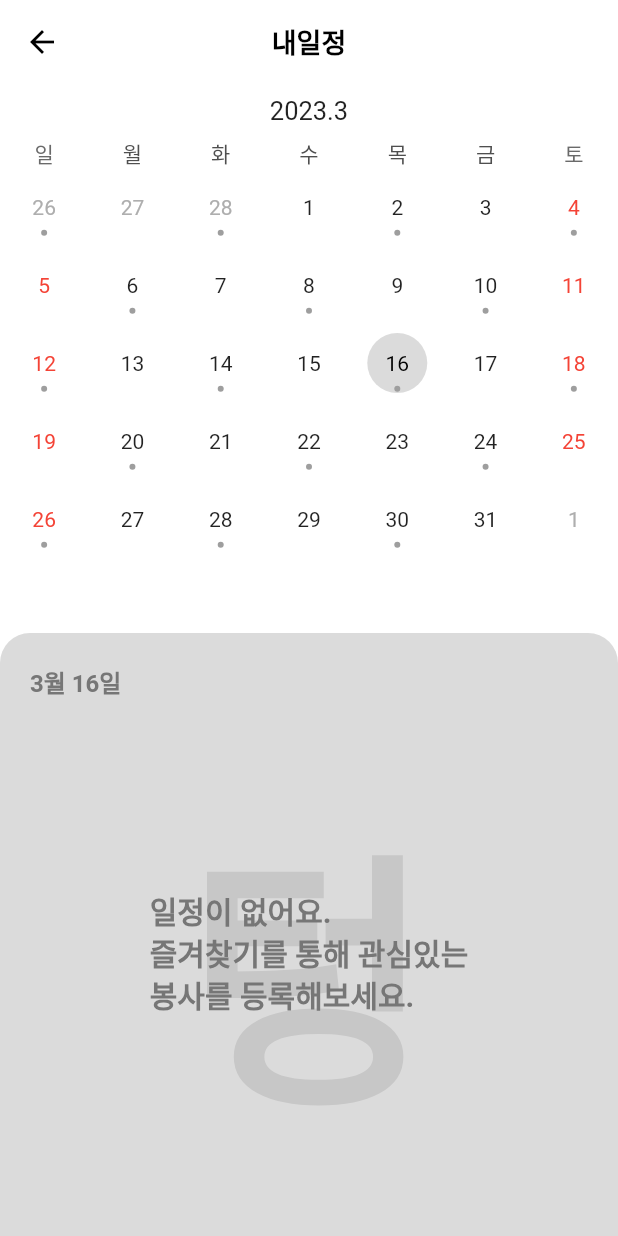
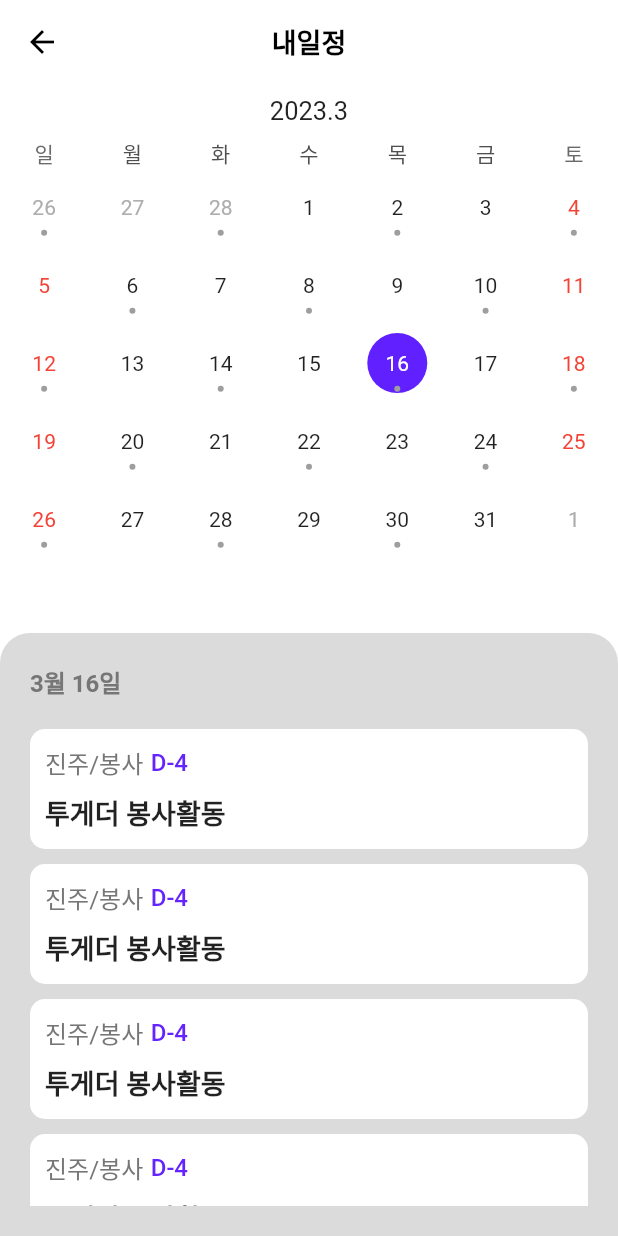
Before and after one commit to 2023-Together/Together_Dev_Flutter, a Flutter app: the UserCalendarScreen screen opened directly, on a phone screen of 412 x 824 dp. Run offline on Flutter 3.47's test engine with Material 2 defaults, Android fonts, the phone set to English and light mode, and no system bars; drawn by our look-alikes of table_calendar; our stand-ins replace flutter_secure_storage, font_awesome_flutter, get; accounts and stored records are empty; network calls fail.

Commit message:
fix: 내일정 페이지 초기 날짜 컬러 선택 컬러 구분 해결
현재 날짜 -> 브랜드 컬러 #6524FF(임시)
선택 날짜 -> #DBDBDB

```diff
--- a/lib/features/schedule/screen.dart
+++ b/lib/features/schedule/screen.dart
@@ -11,7 +11,7 @@ class TableCalendarPage extends StatefulWidget {
 class _TableCalendarPageState extends State<TableCalendarPage> {
   late DateTime _selectedDay;
   late DateTime _focusedDay;
-  final int _scheduleCount = 0; // 선택 날짜 일정 갯수
+  final int _scheduleCount = 4; // 선택 날짜 일정 갯수
   bool _selectedDayIsWeekend = false;
 
   @override
@@ -19,6 +19,7 @@ class _TableCalendarPageState extends State<TableCalendarPage> {
     super.initState();
     _focusedDay = DateTime.now();
     _selectedDay = DateTime.now();
+    print(_focusedDay);
   }
 
   // 선택한 날짜가 주말이면 폰트 글씨가 빨간색을 유지하도록 함. 주말이 아니면 검은색.
@@ -42,7 +43,7 @@ class _TableCalendarPageState extends State<TableCalendarPage> {
           _focusedDay = focusedDay;
           isWeekend(dateTime: selectedDay);
         });
-        // print(focusedDay);
+        print(selectedDay);
       },
       onPageChanged: (focusedDay) {
         _focusedDay = focusedDay;
@@ -65,8 +66,13 @@ class _TableCalendarPageState extends State<TableCalendarPage> {
       calendarStyle: CalendarStyle(
         defaultTextStyle: const TextStyle(),
         weekendTextStyle: const TextStyle(color: Colors.red),
-        selectedTextStyle:
-            TextStyle(color: _selectedDayIsWeekend ? Colors.red : Colors.black),
+        selectedTextStyle: TextStyle(
+          color: _selectedDayIsWeekend
+              ? Colors.red
+              : isSameDay(_selectedDay, DateTime.now())
+                  ? Colors.white
+                  : Colors.black,
+        ),
         todayTextStyle: const TextStyle(
           color: Colors.white,
         ),
@@ -74,8 +80,10 @@ class _TableCalendarPageState extends State<TableCalendarPage> {
           color: Color(0xFF6120FF),
           shape: BoxShape.circle,
         ),
-        selectedDecoration: const BoxDecoration(
-          color: Color(0xFFDBDBDB),
+        selectedDecoration: BoxDecoration(
+          color: isSameDay(_selectedDay, DateTime.now())
+              ? const Color(0xFF6120FF)
+              : const Color(0xFFDBDBDB),
           shape: BoxShape.circle,
         ),
         markerSize: 4,
```
